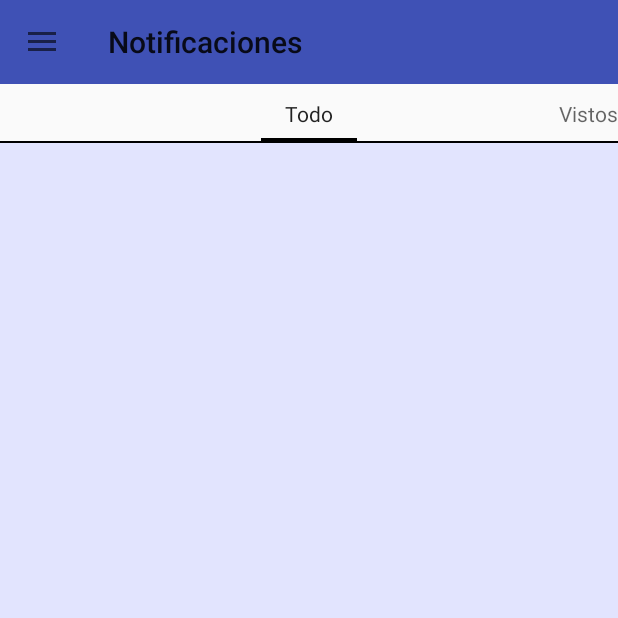
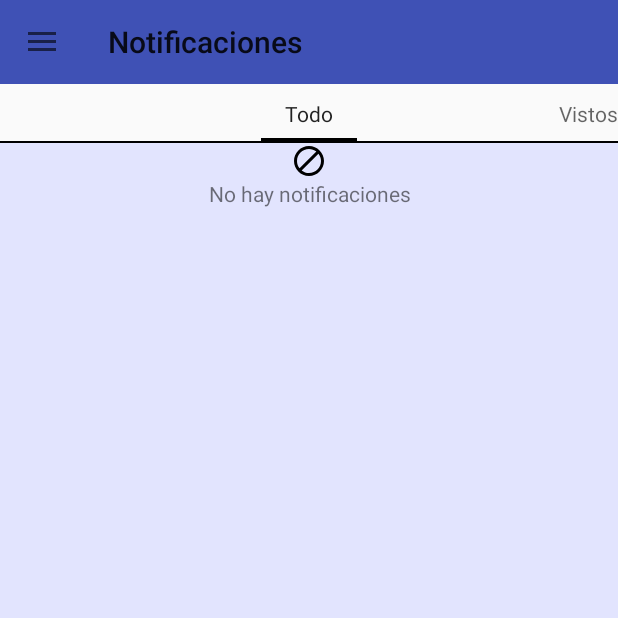
Before and after one commit to rafaelmm899/AndroidPhotoApp, an Android app: the MainActivity screen opened directly, with no data from a screen before it, in the side drawer, after a tap on "Notificaciones", on a phone screen of 412 x 824 dp, the top half of it. Run offline under Robolectric (Android 15) with nearby library versions, the phone set to English and light mode, and no system bars; 7 statements that could not run were skipped.

Commit message:
Se corrige un bug en el onPostExcute de NotificationFrag y se agregan detalles de diseños

```diff
--- a/app/src/main/AndroidManifest.xml
+++ b/app/src/main/AndroidManifest.xml
@@ -22,7 +22,7 @@
         android:roundIcon="@mipmap/ic_icon"
         android:supportsRtl="true"
         android:theme="@style/AppTheme">
-        <activity android:name=".MainActivity" />
+        <activity android:name=".MainActivity" android:label="@string/toobarTittleDefault" />
         <activity android:name=".LoginActivity" />
         <activity
             android:name=".NotificationActivity"
--- a/app/src/main/java/com/softmedialtda/softmediaphotoapp/MainActivity.java
+++ b/app/src/main/java/com/softmedialtda/softmediaphotoapp/MainActivity.java
@@ -94,7 +94,6 @@ public class MainActivity extends AppCompatActivity {
     }
 
     public void selectDrawerItem(MenuItem menuItem) {
-        Log.e("CHECKED",String.valueOf(menuItem.isChecked()));
         if (menuItem.isChecked() == false) {
             switch (menuItem.getItemId()) {
                 case R.id.showProfileComplete:
--- a/app/src/main/java/com/softmedialtda/softmediaphotoapp/util/Common.java
+++ b/app/src/main/java/com/softmedialtda/softmediaphotoapp/util/Common.java
@@ -23,7 +23,7 @@ public class Common {
         User user = new User();
         try{
             switch (json.getString("TYPE").trim()){
-                case "ADMIN" :
+                case "SUPERADMIN" :
                     user = new User(json.getString("USERNAME").trim(),Integer.parseInt(json.getString("ID").trim()),json.getString("NAME").trim(),json.getString("LASTNAME").trim(),json.getString("TYPE").trim(),json.getString("IMAGE"));
                     break;
                 case "Student":
--- a/app/src/main/java/layout/NotificationFrag.java
+++ b/app/src/main/java/layout/NotificationFrag.java
@@ -10,6 +10,7 @@ import android.view.LayoutInflater;
 import android.view.View;
 import android.view.ViewGroup;
 import android.widget.AdapterView;
+import android.widget.LinearLayout;
 import android.widget.ListView;
 
 import com.softmedialtda.softmediaphotoapp.R;
@@ -36,6 +37,7 @@ public class NotificationFrag extends Fragment {
     String urlNotifications = DOMAIN+"notifications";
     User user = new User();
     int selectedPosition;
+    LinearLayout emptyNotifications;
 
     public static NotificationFrag newInstance(int section){
         NotificationFrag fragment = new NotificationFrag();
@@ -47,6 +49,7 @@ public class NotificationFrag extends Fragment {
 
     public View onCreateView(LayoutInflater inflater, ViewGroup container, Bundle savedInstanceState) {
         View rootView = inflater.inflate(R.layout.fragment_notification, container, false);
+        emptyNotifications = (LinearLayout) getView();
         notificationListView = (ListView) rootView.findViewById(R.id.notificationListViewFragment);
         notificationListView.setOnItemClickListener(new AdapterView.OnItemClickListener() {
             @Override
@@ -66,7 +69,7 @@ public class NotificationFrag extends Fragment {
             }
         });
         ColorDrawable devidrColor = new ColorDrawable(
-                this.getResources().getColor(R.color.devidrColor));
+                this.getResources().getColor(R.color.backgroundListView));
         notificationListView.setDivider(devidrColor);
         notificationListView.setDividerHeight(5);
         user = (User) getActivity().getIntent().getSerializableExtra("user");
@@ -109,12 +112,19 @@ public class NotificationFrag extends Fragment {
         protected void onPostExecute(String s) {
             if (!s.equals("")){
                 try{
-                    JSONArray response = new JSONArray(s);
-                    ArrayList<Notification> list = getListNotification(response,selectedPosition);
+                    if (getActivity() != null) {
+                        JSONArray response = new JSONArray(s);
+                        ArrayList<Notification> list = getListNotification(response, selectedPosition);
+                        if (list.size() == 0){
+                            emptyNotifications.setVisibility(View.VISIBLE);
+                            notificationListView.setVisibility(View.INVISIBLE);
+                        }else{
+                            emptyNotifications.setVisibility(View.INVISIBLE);
+                            NotificationListAdapter nla = new NotificationListAdapter(getActivity(), list);
+                            notificationListView.setAdapter(nla);
+                        }
 
-                    NotificationListAdapter nla = new NotificationListAdapter(getActivity(),list);
-                    notificationListView.setAdapter(nla);
-
+                    }
                 }catch (JSONException e) {
                     e.printStackTrace();
                 }
--- a/app/src/main/res/drawable/card_state_pressed.xml
+++ b/app/src/main/res/drawable/card_state_pressed.xml
@@ -2,7 +2,7 @@
 <layer-list xmlns:android="http://schemas.android.com/apk/res/android">
     <item>
         <shape android:shape="rectangle">
-            <solid android:color="#ca39883d" />
+            <solid android:color="@color/light_blue_900" />
             <corners android:radius="2dp" />
         </shape>
     </item>
@@ -13,7 +13,7 @@
         android:right="0dp"
         android:top="0dp">
         <shape android:shape="rectangle">
-            <solid android:color="#ca4fbb5f" />
+            <solid android:color="@color/light_blue_800" />
             <corners android:radius="2dp" />
         </shape>
     </item>
--- /dev/null
+++ b/app/src/main/res/drawable/ic_do_not_disturb_alt_black_24dp.xml
@@ -0,0 +1,9 @@
+<vector xmlns:android="http://schemas.android.com/apk/res/android"
+        android:width="24dp"
+        android:height="24dp"
+        android:viewportWidth="24.0"
+        android:viewportHeight="24.0">
+    <path
+        android:fillColor="#FF000000"
+        android:pathData="M12,2C6.5,2 2,6.5 2,12s4.5,10 10,10 10,-4.5 10,-10S17.5,2 12,2zM4,12c0,-4.4 3.6,-8 8,-8 1.8,0 3.5,0.6 4.9,1.7L5.7,16.9C4.6,15.5 4,13.8 4,12zM12,20c-1.8,0 -3.5,-0.6 -4.9,-1.7L18.3,7.1C19.4,8.5 20,10.2 20,12c0,4.4 -3.6,8 -8,8z"/>
+</vector>
--- a/app/src/main/res/layout/fragment_notification.xml
+++ b/app/src/main/res/layout/fragment_notification.xml
@@ -4,6 +4,28 @@
     android:layout_height="fill_parent"
     android:orientation="vertical"
     android:background="@color/backgroundListView">
+
+    <LinearLayout
+        android:id="@+id/emptyNotification"
+        android:layout_width="match_parent"
+        android:layout_height="match_parent"
+        android:orientation="vertical"
+        >
+        <ImageView
+            android:layout_width="match_parent"
+            android:layout_height="wrap_content"
+            android:src="@drawable/ic_do_not_disturb_alt_black_24dp"
+            />
+        <TextView
+            android:layout_width="match_parent"
+            android:layout_height="match_parent"
+            android:textAlignment="center"
+            android:text="No hay notificaciones"/>
+
+    </LinearLayout>
+
+
+
     <ListView
         android:id="@+id/notificationListViewFragment"
         android:layout_width="fill_parent"
--- a/app/src/main/res/layout/toolbar.xml
+++ b/app/src/main/res/layout/toolbar.xml
@@ -17,7 +17,7 @@
             android:layout_width="match_parent"
             android:layout_height="?attr/actionBarSize"
             app:layout_scrollFlags="scroll|enterAlways"
-            app:popupTheme="@style/AppTheme" />
+            app:popupTheme="@style/AppTheme"/>
     </android.support.design.widget.AppBarLayout>
 
 </LinearLayout>
--- a/app/src/main/res/values/strings.xml
+++ b/app/src/main/res/values/strings.xml
@@ -13,6 +13,10 @@
     <string name="errorConnectionWithServer">Error de comunicacion con el servidor, por favor intente nuevamente</string>
     <string name="usernameAndPasswordIsEmpty">Ingrese un usuario y una contraseña</string>
     <string name="Authenticating">Autenticando</string>
+    <string name="toobarTittleDefault">Notificaciones</string>
+    <string name="administrador_tipoper">ADMINISTRADOR</string>
+    <string name="administrador">ADMINISTRADOR</string>
+    <string name="errorUserObjectIsNull">Error en el servidor</string>
 
     <!-- TODO: Remove or change this placeholder text -->
     <string name="hello_blank_fragment">Hello blank fragment</string>
```
Also changed, not shown: app/src/main/java/com/softmedialtda/softmediaphotoapp/LoginActivity.java (+11 -5 lines), app/src/main/java/layout/ProfileFrag.java (+9 -13 lines), app/src/main/res/layout/fragment_profile.xml (+5 -4 lines).
